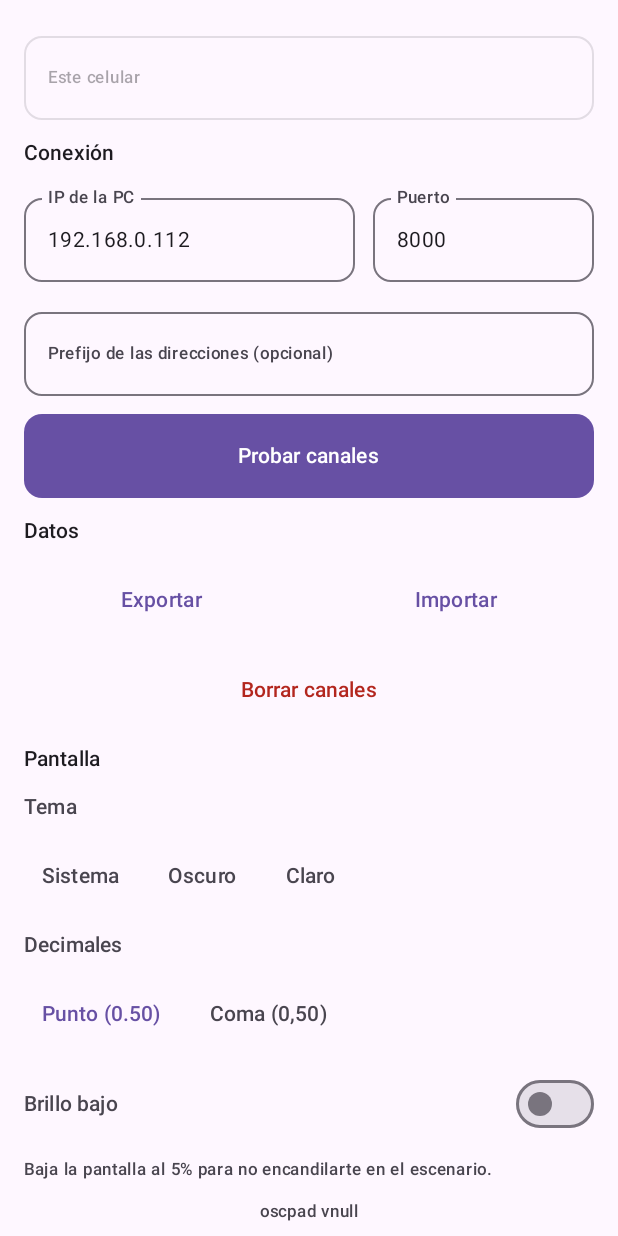
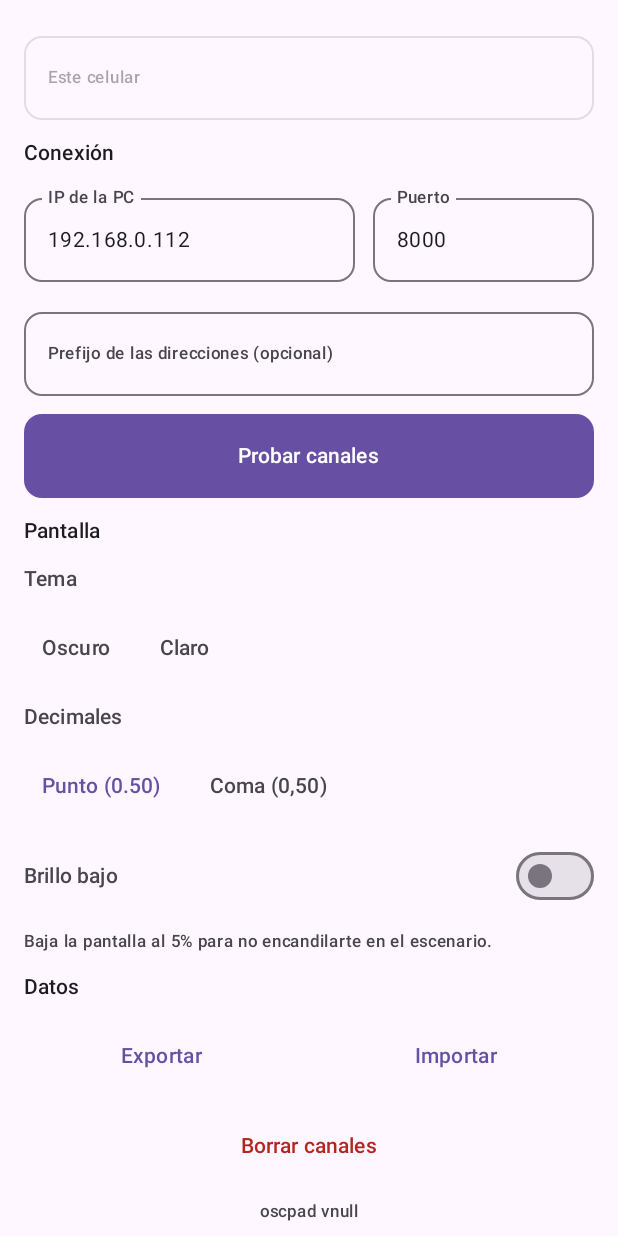
Before and after one commit to imnavaris/oscpad, an Android app built with Jetpack Compose: the composable SettingsPanel called with empty values, on a phone screen of 412 x 824 dp. Run offline under Robolectric (Android 15) with nearby library versions, the phone set to English and light mode, and no system bars; network calls fail.

Commit message:
feat: H14 H15, Ajustes remodelado, tema sin recreate
Header comun por tab (oscpad/Canales/Presets/Ajustes); en control solo punto, endpoint solo en Inicio. Ajustes: Conexion/Pantalla/Datos con Datos al final, tema Oscuro/Claro, decimales, ayudas, version al pie. Tema via estado en setContent (sin recreate, sin salir de Ajustes). UiStore default dark. v1.3.0.

```diff
--- a/app/build.gradle.kts
+++ b/app/build.gradle.kts
@@ -20,8 +20,8 @@ android {
         applicationId = "ar.matu.oscpad"
         minSdk = 26
         targetSdk = 35
-        versionCode = 4
-        versionName = "1.2.0"
+        versionCode = 5
+        versionName = "1.3.0"
     }
 
     val keystorePath = localProps.getProperty("oscKeystore")
--- a/app/src/main/java/ar/matu/oscpad/Config.kt
+++ b/app/src/main/java/ar/matu/oscpad/Config.kt
@@ -129,7 +129,7 @@ object UiStore {
 
     fun loadTheme(context: Context): String =
         context.getSharedPreferences(FILE, Context.MODE_PRIVATE)
-            .getString("theme", "system") ?: "system"
+            .getString("theme", "dark") ?: "dark"
 
     fun saveTheme(context: Context, theme: String) {
         context.getSharedPreferences(FILE, Context.MODE_PRIVATE)
--- a/app/src/main/java/ar/matu/oscpad/SettingsPanel.kt
+++ b/app/src/main/java/ar/matu/oscpad/SettingsPanel.kt
@@ -153,6 +153,65 @@ fun SettingsPanel(
                 fontWeight = FontWeight.Medium,
             )
         }
+        SectionTitle("Pantalla")
+        Text(
+            text = "Tema",
+            style = MaterialTheme.typography.labelLarge,
+            color = MaterialTheme.colorScheme.onSurfaceVariant,
+        )
+        Row(horizontalArrangement = Arrangement.spacedBy(8.dp)) {
+            listOf("dark" to "Oscuro", "light" to "Claro").forEach { (key, label) ->
+                val selected = theme == key
+                TextButton(onClick = { onThemeChange(key) }) {
+                    Text(
+                        text = label,
+                        style = MaterialTheme.typography.labelLarge,
+                        color = if (selected) {
+                            MaterialTheme.colorScheme.primary
+                        } else {
+                            MaterialTheme.colorScheme.onSurfaceVariant
+                        },
+                    )
+                }
+            }
+        }
+        Text(
+            text = "Decimales",
+            style = MaterialTheme.typography.labelLarge,
+            color = MaterialTheme.colorScheme.onSurfaceVariant,
+        )
+        Row(horizontalArrangement = Arrangement.spacedBy(8.dp)) {
+            listOf(false to "Punto (0.50)", true to "Coma (0,50)").forEach { (key, label) ->
+                TextButton(onClick = { onDecCommaChange(key) }) {
+                    Text(
+                        text = label,
+                        style = MaterialTheme.typography.labelLarge,
+                        color = if (decComma == key) {
+                            MaterialTheme.colorScheme.primary
+                        } else {
+                            MaterialTheme.colorScheme.onSurfaceVariant
+                        },
+                    )
+                }
+            }
+        }
+        Row(
+            modifier = Modifier.fillMaxWidth(),
+            verticalAlignment = Alignment.CenterVertically,
+        ) {
+            Text(
+                text = "Brillo bajo",
+                style = MaterialTheme.typography.labelLarge,
+                color = MaterialTheme.colorScheme.onSurfaceVariant,
+                modifier = Modifier.weight(1f),
+            )
+            Switch(checked = dim, onCheckedChange = onDimChange)
+        }
+        Text(
+            text = "Baja la pantalla al 5% para no encandilarte en el escenario.",
+            style = MaterialTheme.typography.labelSmall,
+            color = MaterialTheme.colorScheme.onSurfaceVariant,
+        )
         SectionTitle("Datos")
         Row(
             modifier = Modifier.fillMaxWidth(),
@@ -230,65 +289,6 @@ fun SettingsPanel(
         } catch (e: Exception) {
             "?"
         }
-        SectionTitle("Pantalla")
-        Text(
-            text = "Tema",
-            style = MaterialTheme.typography.labelLarge,
-            color = MaterialTheme.colorScheme.onSurfaceVariant,
-        )
-        Row(horizontalArrangement = Arrangement.spacedBy(8.dp)) {
-            listOf("system" to "Sistema", "dark" to "Oscuro", "light" to "Claro").forEach { (key, label) ->
-                val selected = theme == key
-                TextButton(onClick = { onThemeChange(key) }) {
-                    Text(
-                        text = label,
-                        style = MaterialTheme.typography.labelLarge,
-                        color = if (selected) {
-                            MaterialTheme.colorScheme.primary
-                        } else {
-                            MaterialTheme.colorScheme.onSurfaceVariant
-                        },
-                    )
-                }
-            }
-        }
-        Text(
-            text = "Decimales",
-            style = MaterialTheme.typography.labelLarge,
-            color = MaterialTheme.colorScheme.onSurfaceVariant,
-        )
-        Row(horizontalArrangement = Arrangement.spacedBy(8.dp)) {
-            listOf(false to "Punto (0.50)", true to "Coma (0,50)").forEach { (key, label) ->
-                TextButton(onClick = { onDecCommaChange(key) }) {
-                    Text(
-                        text = label,
-                        style = MaterialTheme.typography.labelLarge,
-                        color = if (decComma == key) {
-                            MaterialTheme.colorScheme.primary
-                        } else {
-                            MaterialTheme.colorScheme.onSurfaceVariant
-                        },
-                    )
-                }
-            }
-        }
-        Row(
-            modifier = Modifier.fillMaxWidth(),
-            verticalAlignment = Alignment.CenterVertically,
-        ) {
-            Text(
-                text = "Brillo bajo",
-                style = MaterialTheme.typography.labelLarge,
-                color = MaterialTheme.colorScheme.onSurfaceVariant,
-                modifier = Modifier.weight(1f),
-            )
-            Switch(checked = dim, onCheckedChange = onDimChange)
-        }
-        Text(
-            text = "Baja la pantalla al 5% para no encandilarte en el escenario.",
-            style = MaterialTheme.typography.labelSmall,
-            color = MaterialTheme.colorScheme.onSurfaceVariant,
-        )
         Text(
             text = "oscpad v$version",
             style = MaterialTheme.typography.labelSmall,
```
Also changed, not shown: app/src/main/java/ar/matu/oscpad/MainActivity.kt (+20 -19 lines).
